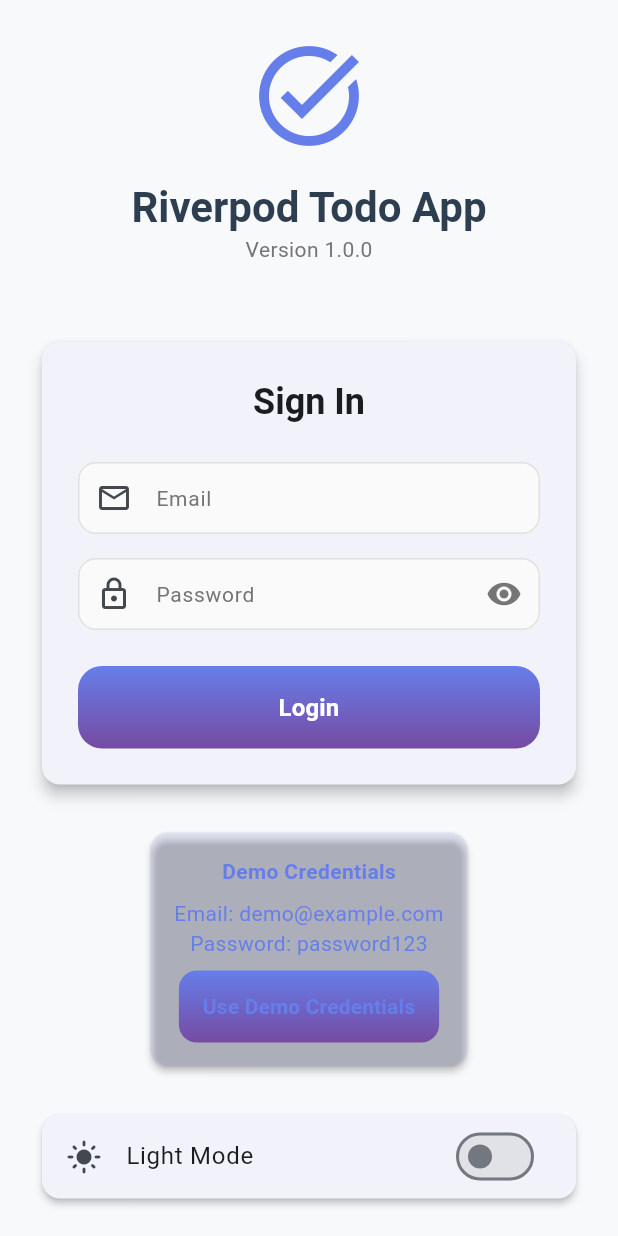
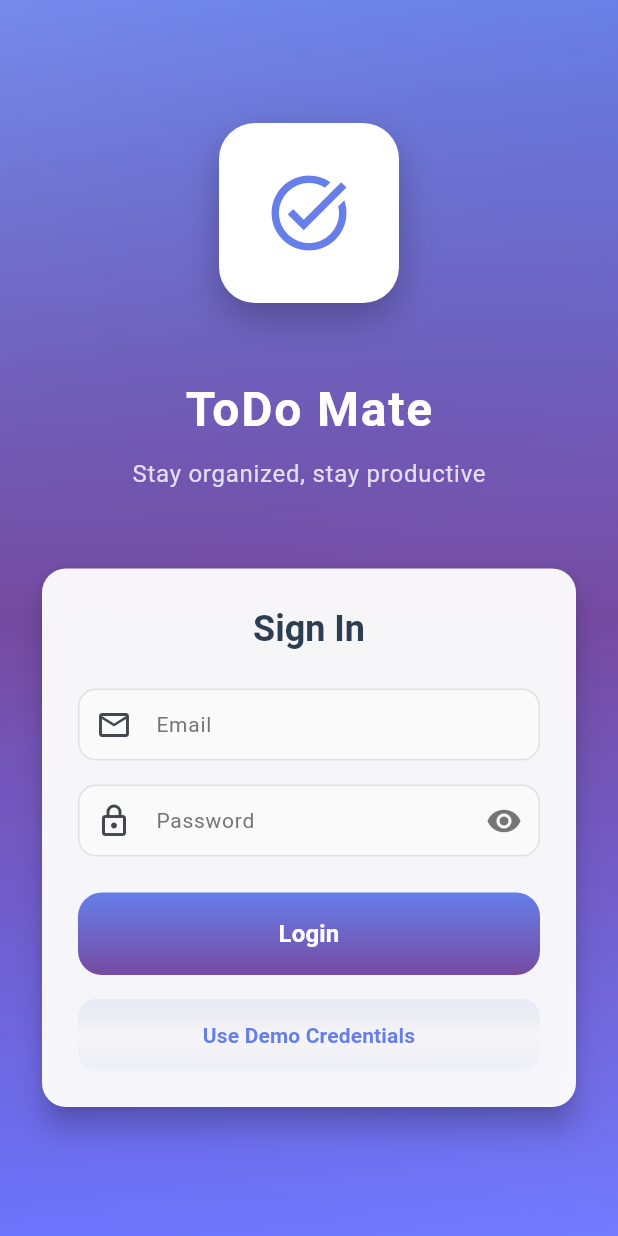
Before and after one commit to udara94/flutter_todo_riverpod, a Flutter app: the screen it shows after launch, on a phone screen of 412 x 824 dp. Run offline on Flutter 3.47's test engine with Material 3 defaults, Android fonts, the phone set to English and light mode, and no system bars; our stand-ins replace flutter_riverpod, freezed_annotation, go_router, riverpod_annotation, shared_preferences; generated files the repository leaves out were written again.

Commit message:
login screen refactor

```diff
--- a/lib/screens/auth/views/login_screen.dart
+++ b/lib/screens/auth/views/login_screen.dart
@@ -3,8 +3,6 @@ import 'package:flutter_riverpod/flutter_riverpod.dart';
 import '../../auth/controllers/auth_controller.dart';
 import '../../auth/state/auth_state.dart';
 import '../../auth/enum/auth_state.dart';
-import '../../theme/controllers/theme_controller.dart';
-import '../../config/controllers/app_config_controller.dart';
 import '../../../utils/constants/app_colors.dart';
 import '../../../utils/constants/app_dimensions.dart';
 import '../../../generated/l10n.dart';
@@ -35,8 +33,6 @@ class _LoginScreenState extends ConsumerState<LoginScreen> {
   Widget build(BuildContext context) {
     // Watch auth state for reactive UI updates
     final authState = ref.watch(authControllerProvider);
-    final themeState = ref.watch(themeControllerProvider);
-    final appConfigState = ref.watch(appConfigControllerProvider);
 
     // Listen to auth state changes for side effects (navigation, snackbars)
     ref.listen<AuthState?>(authControllerProvider, (previous, next) {
@@ -68,47 +64,82 @@ class _LoginScreenState extends ConsumerState<LoginScreen> {
     });
 
     return Scaffold(
-      backgroundColor: themeState.isDarkMode
-          ? AppColors.backgroundDark
-          : AppColors.backgroundLight,
-      body: SafeArea(
+      body: Container(
+        decoration: const BoxDecoration(
+          gradient: LinearGradient(
+            begin: Alignment.topCenter,
+            end: Alignment.bottomCenter,
+            colors: AppColors.splashGradient,
+            stops: [0.0, 0.5, 1.0],
+          ),
+        ),
+        child: Container(
+          decoration: BoxDecoration(
+            gradient: LinearGradient(
+              begin: Alignment.topLeft,
+              end: Alignment.bottomRight,
+              colors: [
+                AppColors.withOpacity(AppColors.textLight, 0.1),
+                Colors.transparent,
+                AppColors.withOpacity(AppColors.textLight, 0.05),
+              ],
+            ),
+          ),
+          child: SafeArea(
             child: Center(
               child: SingleChildScrollView(
                 padding: AppDimensions.paddingAllXXL,
                 child: Column(
                   mainAxisAlignment: MainAxisAlignment.center,
                   children: [
-                // App Logo/Title
-                Icon(
+                    // App Logo/Title - Using splash screen design
+                    Container(
+                      width: AppDimensions.splashLogoSize,
+                      height: AppDimensions.splashLogoSize,
+                      decoration: BoxDecoration(
+                        color: AppColors.surfaceLight,
+                        borderRadius: BorderRadius.circular(
+                          AppDimensions.radiusXXL,
+                        ),
+                        boxShadow: AppDimensions.shadowHigh,
+                      ),
+                      child: const Icon(
                         Icons.task_alt,
-                  size: AppDimensions.iconMassive,
-                  color: themeState.isDarkMode
-                      ? AppColors.textLight
-                      : AppColors.primary,
-                ),
-                const SizedBox(height: AppDimensions.spacingL),
-                Text(
-                  appConfigState.appName,
-                  style: Theme.of(context).textTheme.headlineMedium?.copyWith(
-                    fontWeight: FontWeight.bold,
-                    color: themeState.isDarkMode
-                        ? AppColors.textLight
-                        : AppColors.textDark,
+                        size: AppDimensions.splashIconSize,
+                        color: AppColors.primary,
                       ),
                     ),
+                    const SizedBox(height: AppDimensions.spacingHuge),
                     Text(
-                  S.current.version(appConfigState.version),
-                  style: Theme.of(context).textTheme.bodyMedium?.copyWith(
-                    color: themeState.isDarkMode
-                        ? AppColors.grey400
-                        : AppColors.grey600,
+                      S.current.appName,
+                      style: const TextStyle(
+                        fontSize: AppDimensions.fontSizeHuge,
+                        fontWeight: FontWeight.bold,
+                        color: AppColors.textLight,
+                        letterSpacing: 1.2,
+                      ),
+                    ),
+                    const SizedBox(height: AppDimensions.spacingS),
+                    Text(
+                      S.current.splashSubtitle,
+                      style: TextStyle(
+                        fontSize: AppDimensions.fontSizeL,
+                        color: AppColors.withOpacity(
+                          AppColors.textLight,
+                          0.8,
+                        ),
+                        letterSpacing: 0.5,
                       ),
                     ),
                 const SizedBox(height: AppDimensions.spacingHuge),
 
                 // Login Form
                 Card(
-                  elevation: themeState.isDarkMode ? 8 : 4,
+                  elevation: 8,
+                  color: AppColors.surfaceLight.withOpacity(0.95),
+                  shape: RoundedRectangleBorder(
+                    borderRadius: BorderRadius.circular(AppDimensions.radiusL),
+                  ),
                   child: Padding(
                     padding: AppDimensions.paddingAllXXL,
                     child: Form(
@@ -119,7 +150,10 @@ class _LoginScreenState extends ConsumerState<LoginScreen> {
                           Text(
                             S.current.singIn,
                             style: Theme.of(context).textTheme.headlineSmall
-                                ?.copyWith(fontWeight: FontWeight.bold),
+                                ?.copyWith(
+                                  fontWeight: FontWeight.bold,
+                                  color: AppColors.textDark,
+                                ),
                             textAlign: TextAlign.center,
                           ),
                           const SizedBox(height: 24),
@@ -160,88 +194,57 @@ class _LoginScreenState extends ConsumerState<LoginScreen> {
                             isLoading: authState?.isLoading == true,
                             isFullWidth: true,
                           ),
+
+                          const SizedBox(height: AppDimensions.spacingL),
+
+                          // Demo Credentials Button
+                          AppButton(
+                            text: S.current.useDemoCredentials,
+                            onPressed: () {
+                              _emailController.text = 'demo@example.com';
+                              _passwordController.text = 'password123';
+                            },
+                            variant: AppButtonVariant.outline,
+                            size: AppButtonSize.medium,
+                            isFullWidth: true,
+                          ),
                         ],
                       ),
                     ),
                   ),
                 ),
 
-                const SizedBox(height: 24),
+                // const SizedBox(height: 24),
 
-                // Demo Credentials
-                Card(
-                  color: themeState.isDarkMode
-                      ? AppColors.grey800
-                      : AppColors.primary.withOpacity(0.1),
-                  child: Padding(
-                    padding: AppDimensions.paddingAllL,
-                    child: Column(
-                      children: [
-                        Text(
-                          S.current.demoCredentials,
-                          style: TextStyle(
-                            fontWeight: FontWeight.bold,
-                            color: themeState.isDarkMode
-                                ? AppColors.textLight
-                                : AppColors.primary,
-                          ),
-                        ),
-                        const SizedBox(height: AppDimensions.spacingS),
-                        Text(
-                          S.current.demoCredentialsText,
-                          style: TextStyle(
-                            color: themeState.isDarkMode
-                                ? AppColors.grey300
-                                : AppColors.primary,
-                          ),
-                          textAlign: TextAlign.center,
-                        ),
-                        const SizedBox(height: AppDimensions.spacingS),
-                        AppButton(
-                          text: S.current.useDemoCredentials,
-                          onPressed: () {
-                            _emailController.text = 'demo@example.com';
-                            _passwordController.text = 'password123';
-                          },
-                          variant: AppButtonVariant.secondary,
-                          size: AppButtonSize.medium,
-                        ),
-                      ],
-                    ),
-                  ),
-                ),
-
-                const SizedBox(height: 24),
-
-                // Dark Mode Toggle
-                Card(
-                  child: ListTile(
-                    leading: Icon(
-                      themeState.isDarkMode
-                          ? Icons.dark_mode
-                          : Icons.light_mode,
-                    ),
-                    title: Text(
-                      themeState.isDarkMode
-                          ? S.current.darkMode
-                          : S.current.lightMode,
-                    ),
-                    trailing: Switch(
-                      value: themeState.isDarkMode,
-                      onChanged: (value) {
-                        ref
-                            .read(themeControllerProvider.notifier)
-                            .setDarkMode(value);
-                      },
-                    ),
-                  ),
-                ),
+                // Dark Mode Toggle - Commented out as requested
+                // Card(
+                //   child: ListTile(
+                //     leading: Icon(
+                //       themeState.isDarkMode
+                //           ? Icons.dark_mode
+                //           : Icons.light_mode,
+                //     ),
+                //     title: Text(
+                //       themeState.isDarkMode
+                //           ? S.current.darkMode
+                //           : S.current.lightMode,
+                //     ),
+                //     trailing: Switch(
+                //       value: themeState.isDarkMode,
+                //       onChanged: (value) {
+                //         ref
+                //             .read(themeControllerProvider.notifier)
+                //             .setDarkMode(value);
+                //       },
+                //     ),
+                //   ),
+                // ),
               ],
             ),
           ),
         ),
       ),
-    );
+    )));
   }
 
   Future<void> _handleLogin() async {
```
Lines whose indentation alone changed are shown as unchanged.
